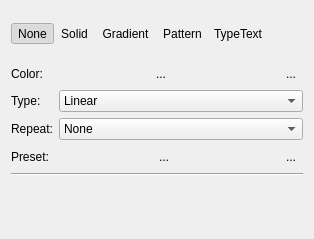
Qt form libs/ui/widgets/KoFillConfigWidget.ui (KDE/krita) before a commit.
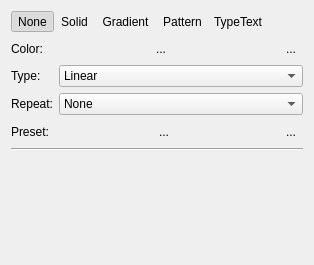
The same form after that commit. Custom widgets are drawn as their Qt base class.

The edit to the form file:
```diff
--- a/libs/ui/widgets/KoFillConfigWidget.ui
+++ b/libs/ui/widgets/KoFillConfigWidget.ui
@@ -7,7 +7,7 @@
     <x>0</x>
     <y>0</y>
     <width>314</width>
-    <height>239</height>
+    <height>265</height>
    </rect>
   </property>
   <layout class="QVBoxLayout" name="verticalLayout">
@@ -314,6 +314,19 @@
      </item>
     </layout>
    </item>
+   <item>
+    <spacer name="verticalSpacer">
+     <property name="orientation">
+      <enum>Qt::Vertical</enum>
+     </property>
+     <property name="sizeHint" stdset="0">
+      <size>
+       <width>20</width>
+       <height>40</height>
+      </size>
+     </property>
+    </spacer>
+   </item>
   </layout>
  </widget>
  <customwidgets>
```
